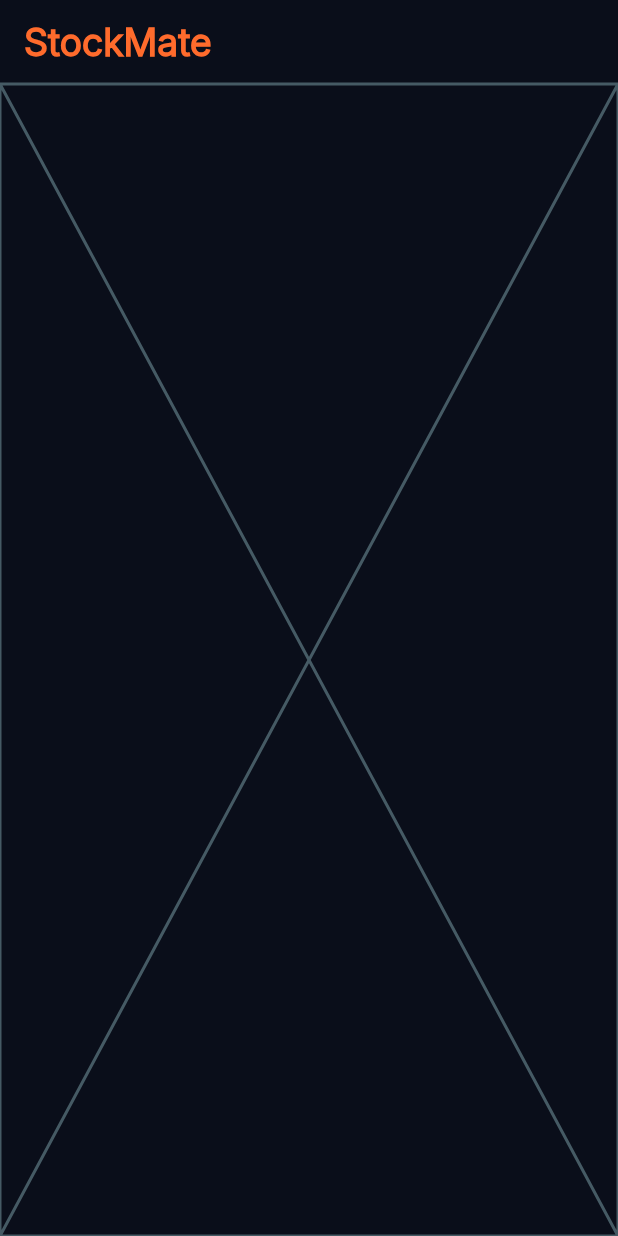
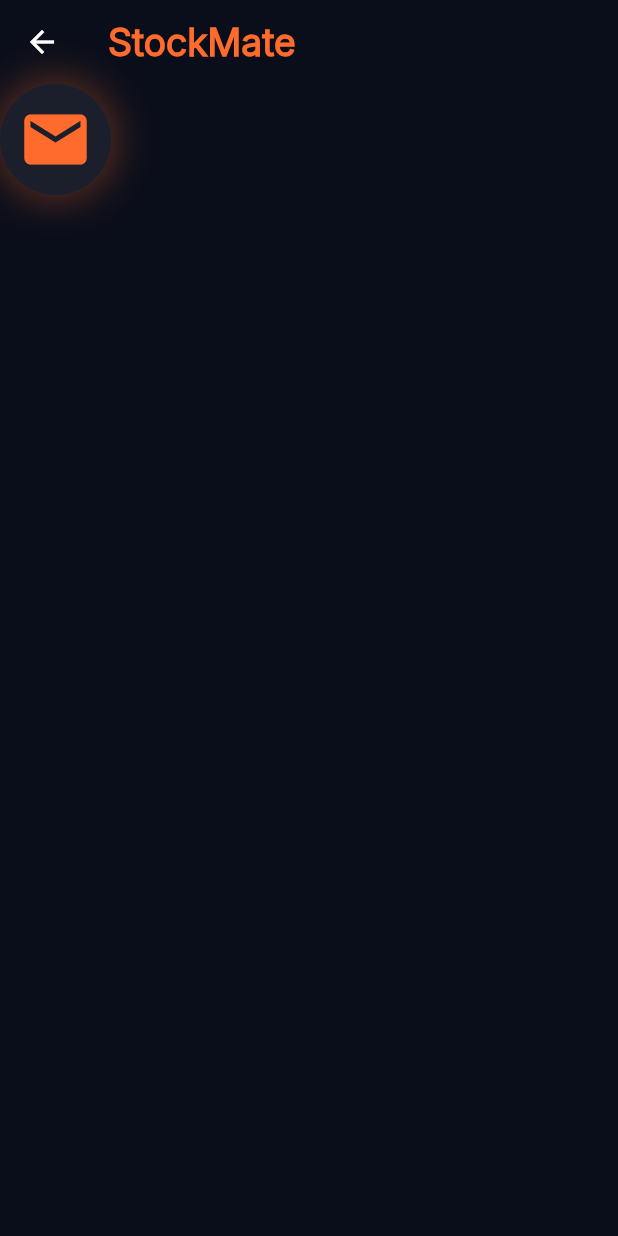
Before and after one commit to AbdelrahmanSiam/stock_mate, a Flutter app: the EmailVerificationView screen opened directly, on a phone screen of 412 x 824 dp. Run offline on Flutter 3.47's test engine with Material 3 defaults, Android fonts, the phone set to English and light mode, and no system bars; our stand-ins replace bloc, dartz, firebase_auth, firebase_core, flutter_bloc, get_it and 3 more; accounts and stored records are empty.

Commit message:
create EmailVerificationIcon

```diff
--- a/lib/core/router/app_router.dart
+++ b/lib/core/router/app_router.dart
@@ -1,6 +1,7 @@
 import 'package:flutter_bloc/flutter_bloc.dart';
 import 'package:go_router/go_router.dart';
 import 'package:stock_mate/core/di/service_locator.dart';
+import 'package:stock_mate/features/auth/presentation/views/email_verification_view.dart';
 import 'package:stock_mate/features/auth/presentation/views/forget_password_view.dart';
 import 'package:stock_mate/features/auth/presentation/views/register_view.dart';
 import 'package:stock_mate/features/dashboard/presentation/views/dashboard_view.dart';
@@ -17,6 +18,7 @@
   static const String login = '/login';
   static const String register = '/register';
   static const String forgetPassword = '/forgetPassword';
+  static const String emailVerification = '/emailVerification';
   static const String dashboard = '/dashboard';
 }
 
@@ -53,6 +55,10 @@
       builder: (context, state) => const ForgetPasswordView(),
     ),
     GoRoute(
+      path: AppRoutes.emailVerification,
+      builder: (context, state) => const EmailVerificationView(),
+    ),
+    GoRoute(
       path: AppRoutes.dashboard,
       builder: (context, state) => const DashboardView(),
     ),
--- a/lib/features/auth/presentation/views/email_verification_view.dart
+++ b/lib/features/auth/presentation/views/email_verification_view.dart
@@ -10,7 +10,6 @@
   Widget build(BuildContext context) {
     return Scaffold(
       appBar: AppBar(
-        automaticallyImplyLeading: false,
         centerTitle: false,
         title: Text(
           S.of(context).appName,
--- a/lib/features/auth/presentation/views/widgets/email_verification_view_body.dart
+++ b/lib/features/auth/presentation/views/widgets/email_verification_view_body.dart
@@ -1,10 +1,17 @@
 import 'package:flutter/material.dart';
+import 'package:stock_mate/core/theme/app_colors/app_colors_dark_mode.dart';
+import 'package:stock_mate/features/auth/presentation/views/widgets/email_verification_view_icon.dart';
 
 class EmailVerificationViewBody extends StatelessWidget {
   const EmailVerificationViewBody({super.key});
 
   @override
   Widget build(BuildContext context) {
-    return const Placeholder();
+    return Column(
+      crossAxisAlignment: CrossAxisAlignment.center,
+      children: [
+        EmailVerificationIcon(),
+      ],
+    );
   }
 }
--- /dev/null
+++ b/lib/features/auth/presentation/views/widgets/email_verification_view_icon.dart
@@ -0,0 +1,27 @@
+import 'package:flutter/material.dart';
+import 'package:stock_mate/core/theme/app_colors/app_colors_dark_mode.dart';
+
+class EmailVerificationIcon extends StatelessWidget {
+  const EmailVerificationIcon({
+    super.key,
+  });
+
+  @override
+  Widget build(BuildContext context) {
+    return Container(
+      padding: EdgeInsets.all(12),
+      decoration: BoxDecoration(
+        color: Color(0XFF1B1F2C),
+        shape: BoxShape.circle,
+        boxShadow: [
+          BoxShadow(
+            color: AppColorsDarkMode.primary.withOpacity(0.3),
+            blurRadius: 20,
+            spreadRadius: 5,
+          ),
+        ],
+      ),
+      child: Icon(Icons.email, color: AppColorsDarkMode.primary, size: 50),
+    );
+  }
+}
--- a/lib/features/auth/presentation/views/widgets/register_card_form.dart
+++ b/lib/features/auth/presentation/views/widgets/register_card_form.dart
@@ -1,4 +1,6 @@
 import 'package:flutter/material.dart';
+import 'package:go_router/go_router.dart';
+import 'package:stock_mate/core/router/app_router.dart';
 import 'package:stock_mate/core/utils/widgets/app_card.dart';
 import 'package:stock_mate/core/utils/widgets/custom_button.dart';
 import 'package:stock_mate/features/auth/presentation/views/widgets/register_field.dart';
@@ -42,7 +44,7 @@
               nameController: nameController,
               emailController: emailController,
               passwordController: passwordController,
-          ),
+            ),
             const SizedBox(height: 16),
             const SizedBox(height: 24),
             CustomButton(
@@ -50,7 +52,10 @@
               isLoading: false,
               onPressed: () {
                 if (formKey.currentState!.validate()) {
-                  // register logic
+                  GoRouter.of(context).push(
+                    AppRoutes.emailVerification,
+                    extra: emailController.text,
+                  );
                 }
               },
             ),
```
